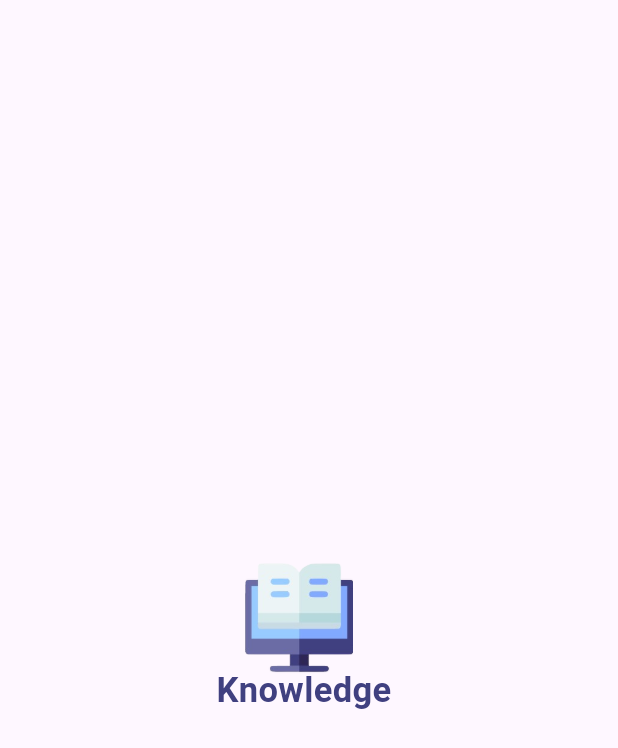
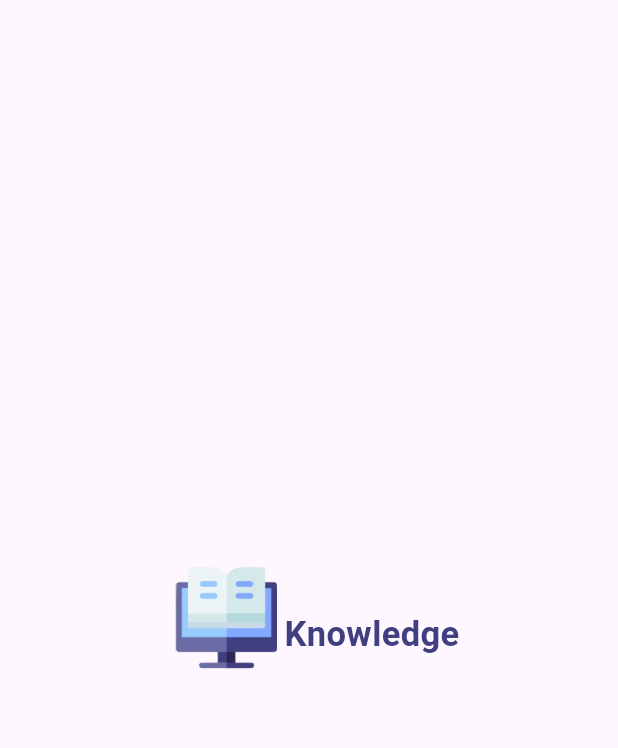
Before and after one commit to Oyyanv/knowledge, a Flutter app: the screen it shows after launch, on a phone screen of 412 x 824 dp. Shown: the top 748 px of the screen. Run offline on Flutter 3.47's test engine with Material 3 defaults, Android fonts, the light colour scheme and no system bars.

Commit message:
splash screen tpi no bg

```diff
--- a/lib/screens/splash.dart
+++ b/lib/screens/splash.dart
@@ -8,12 +8,22 @@ class SplashScreen extends StatefulWidget {
 }
 
 class _SplashScreenState extends State<SplashScreen>
-    with SingleTickerProviderStateMixin {
+    with TickerProviderStateMixin {
+  //controller animasinya yg akan di deklarasi
   late AnimationController _controller;
+  late AnimationController _secondcontroller;
+  late AnimationController _thirdcontroller;
+  late AnimationController _fourthcontroller;
+  late AnimationController _gambarcontroller;
+  //mengontrol pergerakan widget
   late Animation<Offset> _offsetAnimation;
-  late Animation<double> _bouncelogo;
+  late Animation<Offset> _offsetgambar;
   late Animation<Offset> _text1;
   late Animation<Offset> _text2;
+  late Animation<Offset> _text3;
+  late Animation<Offset> _text4;
+  //bisa ngontrol animasinya
+  late Animation<double> _bouncelogo;
 
   @override
   void initState() {
@@ -23,6 +33,29 @@ class _SplashScreenState extends State<SplashScreen>
       vsync: this,
     );
 
+    _secondcontroller = AnimationController(
+      duration: const Duration(seconds: 2),
+      vsync: this,
+    );
+
+    _gambarcontroller = AnimationController(
+      duration: const Duration(seconds: 2),
+      vsync: this,
+    );
+
+    //sinkronisasi animasinya dan durasi
+    _thirdcontroller = AnimationController(
+      duration: const Duration(seconds: 2),
+      vsync: this,
+    );
+
+    //sinkronisasi animasinya dan durasi
+    _fourthcontroller = AnimationController(
+      duration: const Duration(seconds: 2),
+      vsync: this,
+    );
+
+    //logo dari atas ke tengah
     _offsetAnimation = Tween<Offset>(
       begin: const Offset(0.0, -10.0),
       end: Offset.zero,
@@ -32,35 +65,73 @@ class _SplashScreenState extends State<SplashScreen>
         curve: Curves.easeInOut,
       ),
     );
-
-    _text1 = Tween<Offset>(
-      begin: const Offset(-10, 0.0),
-      end: const Offset(-0.2, 2.1),
+    //gambar ke samping
+    _offsetgambar = Tween<Offset>(
+      begin: Offset.zero,
+      end: const Offset(-0.7, 0),
     ).animate(
       CurvedAnimation(
-        parent: _controller,
+        parent: _gambarcontroller,
         curve: Curves.easeInOut,
       ),
     );
-
-    _text2 = Tween<Offset>(
-      begin: const Offset(10, 0.0),
-      end: const Offset(0.7, 2.1),
-    ).animate(
-      CurvedAnimation(
+    //samping kiri ke tengah
+    _text1 = Tween<Offset>(
+      begin: const Offset(-11, 0),
+      end: const Offset(-0.1, -0.1),
+    ).animate(CurvedAnimation(
       parent: _controller,
       curve: Curves.easeInOut,
-      ),
-    );
+    ));
+    //bawah logo ke samping kanan
+    _text2 = Tween<Offset>(
+      begin: const Offset(-0.2, 2.1),
+      end: const Offset(0.4, 1),
+    ).animate(CurvedAnimation(
+      parent: _secondcontroller,
+      curve: Curves.easeInOut,
+    ));
+    //kanan ke tengah
+    _text3 = Tween<Offset>(
+      begin: const Offset(11, 1.8),
+      end: const Offset(0.4, 2),
+    ).animate(CurvedAnimation(
+      parent: _thirdcontroller,
+      curve: Curves.easeInOut,
+    ));
 
+    //tengah ke samping 'know'
+    _text4 = Tween<Offset>(
+      begin: const Offset(0, 0),
+      end: const Offset(0.8, -1.1),
+    ).animate(CurvedAnimation(
+      parent: _fourthcontroller,
+      curve: Curves.easeInOut,
+    ));
+    //buat mantulin
     _bouncelogo = Tween<double>(
       begin: 0.0,
       end: 1.0,
     ).animate(
       CurvedAnimation(parent: _controller, curve: Curves.bounceOut),
     );
+    //animasi yg mulai duluan
+    _controller.forward();
+    _thirdcontroller.forward();
 
-    _controller.forward();
+
+    // Delay untuk animasi second controller
+    Future.delayed(const Duration(seconds: 2), () {
+      _secondcontroller.forward();
+    });
+    //third controllernya di delay
+    Future.delayed(const Duration(seconds: 2), () {
+      _fourthcontroller.forward();
+    });
+    //third controllernya di delay
+    Future.delayed(const Duration(seconds: 2), () {
+      _gambarcontroller.forward();
+    });
   }
 
   @override
@@ -71,7 +142,7 @@ class _SplashScreenState extends State<SplashScreen>
           // alignment: Alignment.center,
           children: [
             AnimatedBuilder(
-              animation: _controller,
+              animation: Listenable.merge([_controller, _gambarcontroller]),
               builder: (context, child) {
                 return Transform.translate(
                   offset: _offsetAnimation.value *
@@ -80,41 +151,47 @@ class _SplashScreenState extends State<SplashScreen>
                   child: child,
                 );
               },
-              child: Container(
+              child: SlideTransition(
+                position: _offsetgambar,
                 child: Image.asset(
                   'lib/assets/images/logonnew.png',
-                  height: 75,
-                  width: 75,
+                  height: 70,
+                  width: 70,
                 ),
               ),
             ),
             AnimatedBuilder(
-              animation: _controller,
+              animation: Listenable.merge([_controller, _secondcontroller]),
               builder: (context, child) {
                 return SlideTransition(
                   position: _text1,
+                  child: SlideTransition(
+                    position: _text2,
                     child: const Text(
-                    'Know     ',
+                      'Know    ',
                       style: TextStyle(
                           fontSize: 23,
                           fontWeight: FontWeight.bold,
-                      color: Color(0xff404080),
+                          color: Color(0xff404080)),
                     ),
                   ),
                 );
               },
             ),
             AnimatedBuilder(
-              animation: _controller,
+              animation:
+                  Listenable.merge([_thirdcontroller, _fourthcontroller]),
               builder: (context, child) {
                 return SlideTransition(
-                  position: _text2,
+                  position: _text3,
+                  child: SlideTransition(
+                    position: _text4,
                     child: const Text(
-                    'ledge',
+                      ' ledge',
                       style: TextStyle(
                           fontSize: 23,
                           fontWeight: FontWeight.bold,
-                      color: Color(0xff404080),
+                          color: Color(0xff404080)),
                     ),
                   ),
                 );
@@ -126,9 +203,14 @@ class _SplashScreenState extends State<SplashScreen>
     );
   }
 
+//memanggil controller animasinya
   @override
   void dispose() {
     _controller.dispose();
+    _secondcontroller.dispose();
+    _thirdcontroller.dispose();
+    _fourthcontroller.dispose();
+    _gambarcontroller.dispose();
     super.dispose();
   }
 }
```
Also changed, not shown: lib/screens/intro/intro_page.dart (added). Lines whose indentation alone changed are shown as unchanged.
